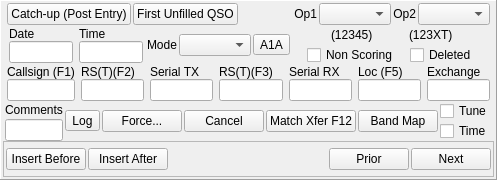
Before: the Qt Designer form mqt/MqtLogger/qsologframe.ui in zsteva/backup-minos2, drawn with Qt 5.
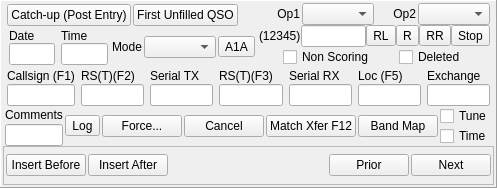
After: the same form once the commit is applied.

What changed in the file:
```diff
--- a/mqt/MqtLogger/qsologframe.ui
+++ b/mqt/MqtLogger/qsologframe.ui
@@ -6,8 +6,8 @@
    <rect>
     <x>0</x>
     <y>0</y>
-    <width>479</width>
-    <height>180</height>
+    <width>486</width>
+    <height>188</height>
    </rect>
   </property>
   <property name="windowTitle">
@@ -303,9 +303,55 @@
           </spacer>
          </item>
          <item>
-          <widget class="QLabel" name="BrgSt">
+          <widget class="QLineEdit" name="BrgSt">
+           <property name="sizePolicy">
+            <sizepolicy hsizetype="Preferred" vsizetype="Fixed">
+             <horstretch>0</horstretch>
+             <verstretch>0</verstretch>
+            </sizepolicy>
+           </property>
+           <property name="focusPolicy">
+            <enum>Qt::ClickFocus</enum>
+           </property>
+          </widget>
+         </item>
+         <item>
+          <widget class="QToolButton" name="RotateLeft">
+           <property name="focusPolicy">
+            <enum>Qt::NoFocus</enum>
+           </property>
            <property name="text">
-            <string>(123XT)</string>
+            <string>RL</string>
+           </property>
+          </widget>
+         </item>
+         <item>
+          <widget class="QToolButton" name="Rotate">
+           <property name="focusPolicy">
+            <enum>Qt::NoFocus</enum>
+           </property>
+           <property name="text">
+            <string>R</string>
+           </property>
+          </widget>
+         </item>
+         <item>
+          <widget class="QToolButton" name="RotateRight">
+           <property name="focusPolicy">
+            <enum>Qt::NoFocus</enum>
+           </property>
+           <property name="text">
+            <string>RR</string>
+           </property>
+          </widget>
+         </item>
+         <item>
+          <widget class="QToolButton" name="StopRotate">
+           <property name="focusPolicy">
+            <enum>Qt::NoFocus</enum>
+           </property>
+           <property name="text">
+            <string>Stop</string>
            </property>
           </widget>
          </item>
```
